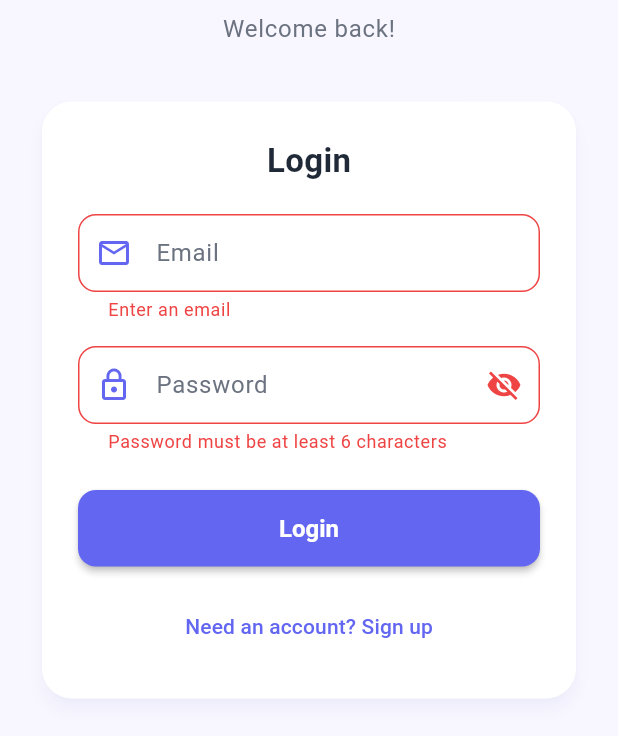
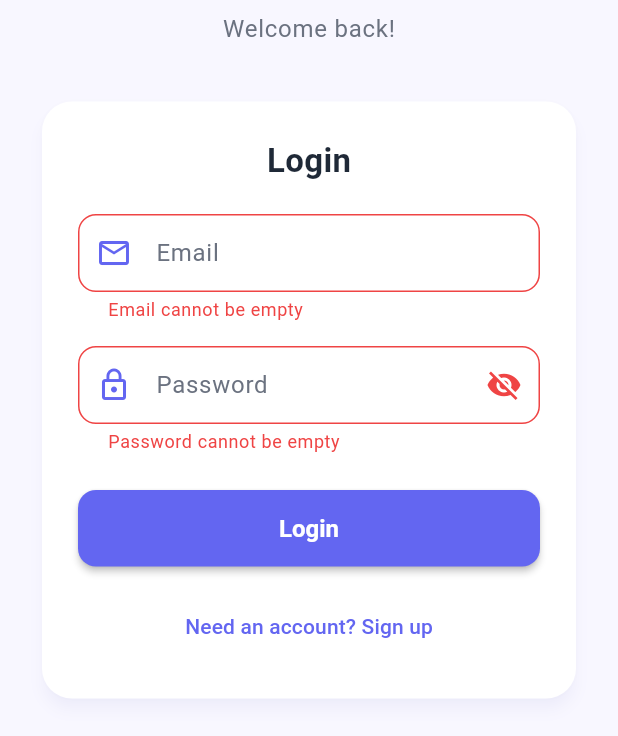
Before and after one commit to JajaRose728/ThinkFast, a Flutter app: the screen it shows after launch, after a tap on "Login", on a phone screen of 412 x 824 dp, the part 386-1122 px from its top. Run offline on Flutter 3.47's test engine with Material 3 defaults, Android fonts, the phone set to English and light mode, and no system bars; our stand-ins replace cloud_firestore, firebase_auth, firebase_core, flutter_dotenv, flutter_secure_storage; accounts and stored records are empty.

Commit message:
update smt

```diff
--- a/lib/main.dart
+++ b/lib/main.dart
@@ -1,4 +1,5 @@
 import 'package:flutter/material.dart';
+import 'package:flutter/foundation.dart';
 import 'package:provider/provider.dart';
 import 'package:firebase_auth/firebase_auth.dart';
 import './providers/quiz_provider.dart';
@@ -19,7 +20,7 @@ void main() async {
   try {
     await dotenv.load(fileName: ".env");
   } catch (e) {
-    print('Warning: Could not load .env file: $e');
+    debugPrint('Warning: Could not load .env file: $e');
   }
 
   await Firebase.initializeApp(
@@ -59,8 +60,6 @@ class QuizApp extends StatelessWidget {
           onSurface: AppColors.textPrimary,
           error: AppColors.error,
           onError: Colors.white,
-          background: AppColors.background,
-          onBackground: AppColors.textPrimary,
         ),
         scaffoldBackgroundColor: AppColors.background,
         appBarTheme: const AppBarTheme(
--- a/lib/screens/auth_screen.dart
+++ b/lib/screens/auth_screen.dart
@@ -2,6 +2,7 @@ import 'package:flutter/material.dart';
 import '../services/auth_service.dart';
 import '../utils/constants.dart';
 import 'package:firebase_auth/firebase_auth.dart';
+import '../utils/helpers.dart';
 
 class AuthScreen extends StatefulWidget {
   const AuthScreen({super.key});
@@ -21,6 +22,7 @@ class _AuthScreenState extends State<AuthScreen> {
 
   void _submitForm() async {
     if (_formKey.currentState!.validate()) {
+      try {
         User? user;
         if (_isLogin) {
           user = await _authService.login(_emailController.text, _passwordController.text);
@@ -28,11 +30,19 @@ class _AuthScreenState extends State<AuthScreen> {
           user = await _authService.signUp(_emailController.text, _passwordController.text);
         }
 
+        if (!mounted) return;
+
         if (user != null) {
           Navigator.pushReplacementNamed(context, '/'); // Go to Home Screen
         } else {
           ScaffoldMessenger.of(context).showSnackBar(
             const SnackBar(content: Text('Authentication Failed. Check your credentials.')),
+          );
+        }
+      } catch (e) {
+        if (!mounted) return;
+        ScaffoldMessenger.of(context).showSnackBar(
+          SnackBar(content: Text(e.toString().replaceFirst('Exception: ', ''))),
         );
       }
     }
@@ -61,7 +71,7 @@ class _AuthScreenState extends State<AuthScreen> {
                   borderRadius: BorderRadius.circular(28),
                   boxShadow: [
                     BoxShadow(
-                      color: AppColors.primary.withOpacity(0.3),
+                      color: AppColors.primary.withValues(alpha: 0.3),
                       blurRadius: 20,
                       offset: const Offset(0, 8),
                     ),
@@ -91,7 +101,7 @@ class _AuthScreenState extends State<AuthScreen> {
               const SizedBox(height: 32),
               Card(
                 elevation: 4,
-                shadowColor: AppColors.primary.withOpacity(0.1),
+                shadowColor: AppColors.primary.withValues(alpha: 0.1),
                 shape: RoundedRectangleBorder(
                   borderRadius: BorderRadius.circular(20),
                 ),
@@ -118,7 +128,7 @@ class _AuthScreenState extends State<AuthScreen> {
                             prefixIcon: Icon(Icons.email_outlined, color: AppColors.primary),
                           ),
                           keyboardType: TextInputType.emailAddress,
-                          validator: (val) => val!.isEmpty ? 'Enter an email' : null,
+                          validator: validateEmail,
                         ),
                         const SizedBox(height: 16),
                         TextFormField(
@@ -132,18 +142,7 @@ class _AuthScreenState extends State<AuthScreen> {
                             ),
                           ),
                           obscureText: _obscurePassword,
-                          validator: (val) {
-                            if (_isLogin) {
-                              return val!.length < 6 ? 'Password must be at least 6 characters' : null;
-                            } else {
-                              if (val!.length < 8) return 'Password must be at least 8 characters';
-                              if (!RegExp(r'(?=.*[a-z])').hasMatch(val)) return 'Password must contain at least one lowercase letter';
-                              if (!RegExp(r'(?=.*[A-Z])').hasMatch(val)) return 'Password must contain at least one uppercase letter';
-                              if (!RegExp(r'(?=.*\d)').hasMatch(val)) return 'Password must contain at least one number';
-                              if (!RegExp(r'(?=.*[@$!%*?&])').hasMatch(val)) return 'Password must contain at least one special character';
-                              return null;
-                            }
-                          },
+                          validator: (val) => validatePassword(val, isLogin: _isLogin),
                         ),
                         const SizedBox(height: 24),
                         SizedBox(
--- a/lib/screens/home_screen.dart
+++ b/lib/screens/home_screen.dart
@@ -99,9 +99,9 @@ class _HomeScreenState extends State<HomeScreen> with SingleTickerProviderStateM
                 Container(
                   padding: const EdgeInsets.symmetric(horizontal: 16, vertical: 10),
                   decoration: BoxDecoration(
-                    color: categoryColor.withOpacity(0.1),
+                    color: categoryColor.withValues(alpha: 0.1),
                     borderRadius: BorderRadius.circular(12),
-                    border: Border.all(color: categoryColor.withOpacity(0.2)),
+                    border: Border.all(color: categoryColor.withValues(alpha: 0.2)),
                   ),
                   child: Row(
                     mainAxisSize: MainAxisSize.min,
@@ -147,13 +147,13 @@ class _HomeScreenState extends State<HomeScreen> with SingleTickerProviderStateM
                           child: Column(
                             mainAxisSize: MainAxisSize.min,
                             children: [
-                              Icon(Icons.inbox_outlined, size: 64, color: AppColors.textSecondary.withOpacity(0.4)),
+                              Icon(Icons.inbox_outlined, size: 64, color: AppColors.textSecondary.withValues(alpha: 0.4)),
                               const SizedBox(height: 16),
                               Text(
                                 'No quizzes found.\nCreate or Import one!',
                                 textAlign: TextAlign.center,
                                 style: TextStyle(
-                                  color: AppColors.textSecondary.withOpacity(0.6),
+                                  color: AppColors.textSecondary.withValues(alpha: 0.6),
                                   fontSize: 16,
                                 ),
                               ),
@@ -179,7 +179,7 @@ class _HomeScreenState extends State<HomeScreen> with SingleTickerProviderStateM
                                 width: 48,
                                 height: 48,
                                 decoration: BoxDecoration(
-                                  color: catColor.withOpacity(0.15),
+                                  color: catColor.withValues(alpha: 0.15),
                                   borderRadius: BorderRadius.circular(12),
                                 ),
                                 child: Icon(Icons.quiz, color: catColor),
@@ -195,7 +195,7 @@ class _HomeScreenState extends State<HomeScreen> with SingleTickerProviderStateM
                                     Container(
                                       padding: const EdgeInsets.symmetric(horizontal: 8, vertical: 2),
                                       decoration: BoxDecoration(
-                                        color: catColor.withOpacity(0.1),
+                                        color: catColor.withValues(alpha: 0.1),
                                         borderRadius: BorderRadius.circular(6),
                                       ),
                                       child: Text(
@@ -288,7 +288,7 @@ class _HomeScreenState extends State<HomeScreen> with SingleTickerProviderStateM
                                     width: 36,
                                     height: 36,
                                     decoration: BoxDecoration(
-                                      color: AppColors.success.withOpacity(0.1),
+                                      color: AppColors.success.withValues(alpha: 0.1),
                                       borderRadius: BorderRadius.circular(10),
                                     ),
                                     child: const Icon(Icons.play_arrow_rounded, color: AppColors.success),
--- a/lib/utils/helpers.dart
+++ b/lib/utils/helpers.dart
@@ -3,3 +3,100 @@ import 'dart:math';
 String generateQuizCode() {
   return Random().nextInt(999999).toString().padLeft(6, '0');
 }
+
+// Input validation to prevent SQL/NoSQL injection patterns
+String? validateInputForInjection(String? value, {bool allowSpecialChars = false}) {
+  if (value == null || value.isEmpty) {
+    return 'This field cannot be empty';
+  }
+
+  // Common SQL injection patterns
+  final sqlInjectionPatterns = [
+    RegExp(r'(\b(union|select|insert|delete|update|drop|create|alter|exec|execute)\b)', caseSensitive: false),
+    RegExp("(--|#|/\\*|\\*/|;|'|\"|\\\\)"),
+    RegExp(r'(\bor\b\s+\d+\s*=\s*\d+)', caseSensitive: false),
+    RegExp(r'(\band\b\s+\d+\s*=\s*\d+)', caseSensitive: false),
+  ];
+
+  // Common NoSQL injection patterns
+  final nosqlInjectionPatterns = [
+    RegExp(r'(\$where|\$regex|\$ne|\$gt|\$lt|\$in|\$nin)', caseSensitive: false),
+    RegExp(r'(\{.*\$.*\})'),
+  ];
+
+  for (final pattern in sqlInjectionPatterns) {
+    if (pattern.hasMatch(value)) {
+      return 'Invalid input: potentially harmful characters detected';
+    }
+  }
+
+  for (final pattern in nosqlInjectionPatterns) {
+    if (pattern.hasMatch(value)) {
+      return 'Invalid input: potentially harmful characters detected';
+    }
+  }
+
+  // If special chars are not allowed, check for basic XSS patterns
+  if (!allowSpecialChars) {
+    final xssPatterns = [
+      RegExp(r'(<script|<iframe|<object|<embed)', caseSensitive: false),
+      RegExp(r'(javascript:|vbscript:|data:)', caseSensitive: false),
+    ];
+
+    for (final pattern in xssPatterns) {
+      if (pattern.hasMatch(value)) {
+        return 'Invalid input: potentially harmful content detected';
+      }
+    }
+  }
+
+  return null; // Valid input
+}
+
+// Email validation with injection check
+String? validateEmail(String? value) {
+  if (value == null || value.isEmpty) {
+    return 'Email cannot be empty';
+  }
+
+  // Basic email regex
+  final emailRegex = RegExp(r'^[\w-\.]+@([\w-]+\.)+[\w-]{2,4}$');
+  if (!emailRegex.hasMatch(value)) {
+    return 'Please enter a valid email address';
+  }
+
+  // Check for injection patterns
+  return validateInputForInjection(value, allowSpecialChars: true);
+}
+
+// Password validation with injection check
+String? validatePassword(String? value, {bool isLogin = false}) {
+  if (value == null || value.isEmpty) {
+    return 'Password cannot be empty';
+  }
+
+  if (isLogin) {
+    if (value.length < 6) {
+      return 'Password must be at least 6 characters';
+    }
+  } else {
+    if (value.length < 8) {
+      return 'Password must be at least 8 characters';
+    }
+    if (!RegExp(r'(?=.*[a-z])').hasMatch(value)) {
+      return 'Password must contain at least one lowercase letter';
+    }
+    if (!RegExp(r'(?=.*[A-Z])').hasMatch(value)) {
+      return 'Password must contain at least one uppercase letter';
+    }
+    if (!RegExp(r'(?=.*\d)').hasMatch(value)) {
+      return 'Password must contain at least one number';
+    }
+    if (!RegExp(r'(?=.*[@$!%*?&])').hasMatch(value)) {
+      return 'Password must contain at least one special character';
+    }
+  }
+
+  // Check for injection patterns
+  return validateInputForInjection(value, allowSpecialChars: true);
+}
```
Also changed, not shown: lib/screens/quiz_creator_screen.dart (+9 -2 lines), lib/services/auth_service.dart (+23 -5 lines), lib/services/database_service.dart (+40 -8 lines). Lines whose indentation alone changed are shown as unchanged.
